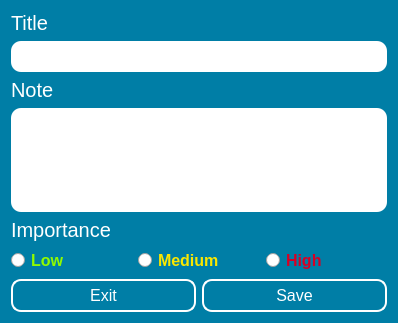
Qt form ui files/Edit Notes.ui (daniel-deru/Runner2) before a commit.
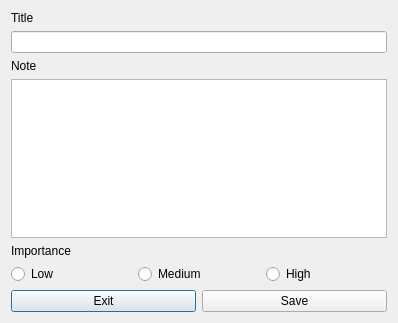
The same form after that commit.

Commit message: finished the font and colors for the primary windows.

Patch:
```diff
--- a/ui files/Edit Notes.ui
+++ b/ui files/Edit Notes.ui
@@ -14,60 +14,7 @@
    <string>Add / Edit Notes</string>
   </property>
   <property name="styleSheet">
-   <string notr="true">#edit_notes {
-	background-color: #007EA6;
-
-}
-
-QLabel {
-	color: white;
-	font-size: 20px;
-}
-
-QRadioButton {
-	color: white;
-	font-size: 16px;
-	font-weight: bold;
-}
-
-QPushButton {
-	color: white;
-	border: 2px solid white;
-	border-radius: 10px;
-	background-color: transparent;
-	padding: 5px;
-	font-size: 16px;
-}
-
-QPushButton:pressed {
-	color: #007EA6;
-	background-color: white;
-}
-
-#rbtn_high {
-	color: #D60025;
-}
-
-#rbtn_low {
-	color: #90FA00;
-}
-
-#rbtn_medium {
-	color: #FAE700;
-}
-
-QLineEdit {
-	font-size: 16px;
-	border-radius: 10px;
-	padding:5px;
-}
-
-QTextEdit {
-	font-size: 16px;
-	border-radius: 10px;
-	padding:5px;
-	background-color: palette(base);
-}</string>
+   <string notr="true"/>
   </property>
   <layout class="QVBoxLayout" name="verticalLayout">
    <item>
```
The commit also changes 21 other files.
